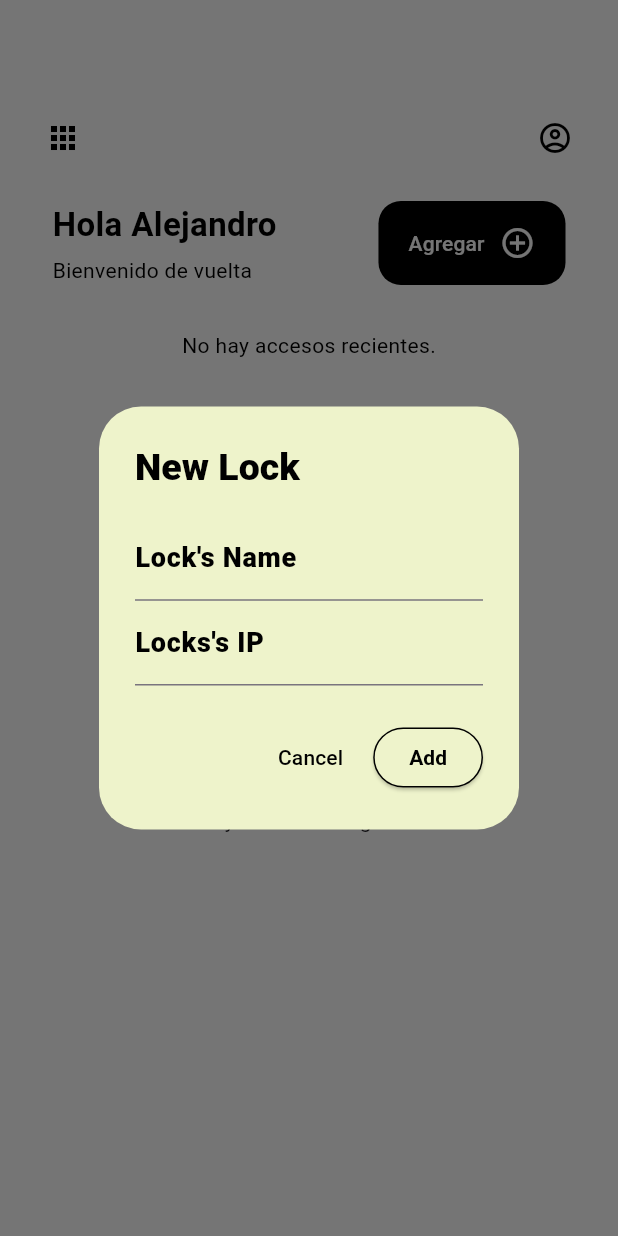
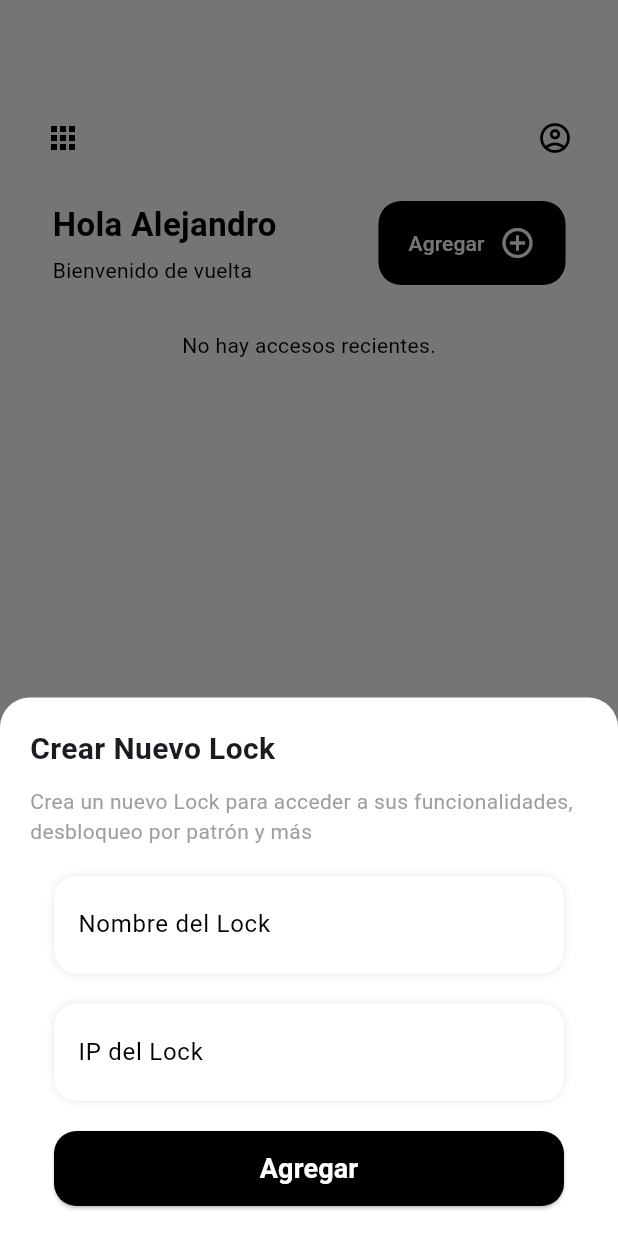
Before and after one commit to AlexGoodD/knocklock, a Flutter app: the HomeScreen screen opened directly, after a tap on "Agregar", on a phone screen of 412 x 824 dp. Run offline on Flutter 3.47's test engine with Material 3 defaults, Android fonts, the phone set to English and light mode, and no system bars; our stand-ins replace cloud_firestore, firebase_auth, firebase_core, firebase_database, rxdart, vibration; accounts and stored records are empty.

Commit message:
Modificación de modal agregar, hardcodeo para evitar auth

```diff
--- a/lib/core/colors.dart
+++ b/lib/core/colors.dart
@@ -22,17 +22,6 @@ class AppColors {
   static const Color trueConnectionColor = Color(0xFF00A500);
   static const Color falseConnectionColor = Color(0xFFA50003);
 
-  // Viejos colores
-  static const Color backgroundDetail = Color(0xFFEEF3CB);
-  static const Color primaryText = Color(0xFFEEF3CB);
-  static const Color secondaryText = Colors.black;
-  static const Color buttonBackground = Color(0xFFEEF3CB);
-  static const Color backgroundLockItem = Colors.black;
-  static const Color text1LockItem = Color(0xFFEEF3CB);
-  static const Color text2LockItem = Color(0xFF8A8A8A);
-  static const Color confirmTextButton = Colors.black;
-  static const Color confirmBackgroundButton = Color(0xFFEEF3CB);
-  static const Color cancelTextButton = Colors.black;
 }
 
 class AppTextStyles {
@@ -60,11 +49,4 @@ class AppTextStyles {
 
   static const TextStyle authButtonTextStyle = TextStyle(color: AppColors.backgroundHelperColor, fontFamily: 'Roboto', fontWeight: FontWeight.w600, fontSize: 18);
 
-
-  // Viejos estilos
-  static const TextStyle appBarTextStyle = TextStyle(color: AppColors.primaryText, fontFamily: 'Roboto', fontWeight: FontWeight.w900, fontSize: 27);
-  static const TextStyle appBarSecondaryTextStyle = TextStyle(color: AppColors.secondaryText, fontFamily: 'Roboto', fontWeight: FontWeight.w900, fontSize: 27);
-  static const TextStyle dialogTitleTextStyle = TextStyle(color: AppColors.secondaryText, fontFamily: 'Roboto', fontWeight: FontWeight.w900, fontSize: 25);
-  static const TextStyle dialogLabelTextStyle = TextStyle(color: AppColors.secondaryText, fontFamily: 'Roboto', fontWeight: FontWeight.w900, fontSize: 18);
-  static const TextStyle dialogInputTextStyle = TextStyle(color: AppColors.secondaryText, fontFamily: 'Roboto', fontWeight: FontWeight.w900, fontSize: 15);
 }
--- a/lib/core/imports.dart
+++ b/lib/core/imports.dart
@@ -45,9 +45,11 @@ export 'package:knocklock_flutter/services/firebase_auth_service.dart';
 //Widgets
 export 'package:knocklock_flutter/widgets/quick_access_modal.dart';
 export 'package:knocklock_flutter/widgets/bottom_bar.dart';
-export 'package:knocklock_flutter/widgets/input_auth.dart';
+export 'package:knocklock_flutter/widgets/add_new_lock_modal.dart';
 
-export 'package:knocklock_flutter/widgets/dialogs/create_dialog.dart';
+export 'package:knocklock_flutter/widgets/inputs/input_auth.dart';
+export 'package:knocklock_flutter/widgets/inputs/input_add_lock.dart';
+
 export 'package:knocklock_flutter/widgets/dialogs/token_dialog.dart';
 
 export 'package:knocklock_flutter/widgets/items/latest_log_access.dart';
@@ -73,12 +75,16 @@ export 'package:knocklock_flutter/navigation/main_navigator.dart';
 export 'package:knocklock_flutter/controllers/lock_controller.dart';
 
 // Utils
-export 'package:vibration/vibration.dart';
 export 'package:knocklock_flutter/utils/animations/animation_push_helper.dart';
 export 'package:knocklock_flutter/utils/decorations/circular_box_decoration.dart';
 export 'package:knocklock_flutter/utils/animations/animated_recording_icon.dart';
-export 'package:rxdart/rxdart.dart';
-export 'package:knocklock_flutter/utils/logs/status_log.dart';
+export 'package:knocklock_flutter/utils/animations/animated_auth_screen.dart';
+export 'package:knocklock_flutter/utils/animations/route_transition.dart';
+
 export 'package:knocklock_flutter/utils/helpers/time_utils.dart';
 export 'package:knocklock_flutter/utils/helpers/calcular_tiempo_bloqueo.dart';
-export 'package:knocklock_flutter/utils/animations/animated_auth_screen.dart';
+
+export 'package:rxdart/rxdart.dart';
+export 'package:vibration/vibration.dart';
+
+export 'package:knocklock_flutter/utils/logs/status_log.dart';
--- a/lib/main.dart
+++ b/lib/main.dart
@@ -4,7 +4,7 @@ Future<void> main() async {
   WidgetsFlutterBinding.ensureInitialized();
   await Firebase.initializeApp();
   runApp(MaterialApp(
-    home: const AuthWrapper(),
+    home: const MainNavigator(),
   ));
 }
 
@@ -23,7 +23,7 @@ class AuthWrapper extends StatelessWidget {
         } else if (snapshot.hasData) {
           return const MainNavigator();
         } else {
-          return const AuthScreen(); // 👈 Aquí el cambio clave
+          return const AuthScreen();
         }
       },
     );
--- a/lib/screens/home_screen.dart
+++ b/lib/screens/home_screen.dart
@@ -32,10 +32,12 @@ class _HomeScreenState extends State<HomeScreen> {
   }
 
   void showAddLockDialog() {
-    showDialog(
+    showModalBottomSheet(
       context: context,
+      isScrollControlled: true,
+      backgroundColor: Colors.transparent,
       builder: (context) {
-        return CreateDialog(
+        return AddNewLockModal(
           nameController: nameController,
           ipController: ipController,
           onAdd: addLock,
@@ -156,7 +158,7 @@ class _HomeScreenState extends State<HomeScreen> {
                             Text('Bienvenido de vuelta', style: TextStyle(color: AppColors.primaryColor, fontSize: 14)),
                           ],
                         ),
-                        ButtonAddLock(onPressed: showAddLockDialog),
+                        ButtonAddLock( onPressed: showAddLockDialog),
                       ],
                     ),
                   ),
--- a/lib/screens/settings/settings_screen.dart
+++ b/lib/screens/settings/settings_screen.dart
@@ -81,7 +81,7 @@ class _SettingsScreenState extends State<SettingsScreen> {
                   onPressed: () {
                     Navigator.push(
                       context,
-                      MaterialPageRoute(builder: (context) => const AboutScreen()),
+                      RouteTransitions.slideTransition(const AboutScreen()),
                     );
                   },
                 ),
--- /dev/null
+++ b/lib/utils/animations/route_transition.dart
@@ -0,0 +1,22 @@
+import 'package:flutter/material.dart';
+
+class RouteTransitions {
+  static PageRouteBuilder slideTransition(Widget page) {
+    return PageRouteBuilder(
+      pageBuilder: (context, animation, secondaryAnimation) => page,
+      transitionsBuilder: (context, animation, secondaryAnimation, child) {
+        const begin = Offset(1.0, 0.0);
+        const end = Offset.zero;
+        const curve = Curves.easeInOutCubic;
+
+        var tween = Tween(begin: begin, end: end).chain(CurveTween(curve: curve));
+        var offsetAnimation = animation.drive(tween);
+
+        return SlideTransition(
+          position: offsetAnimation,
+          child: child,
+        );
+      },
+    );
+  }
+}
--- /dev/null
+++ b/lib/widgets/add_new_lock_modal.dart
@@ -0,0 +1,85 @@
+import 'package:knocklock_flutter/core/imports.dart';
+
+class AddNewLockModal extends StatelessWidget {
+  final TextEditingController nameController;
+  final TextEditingController ipController;
+  final VoidCallback onAdd;
+
+  AddNewLockModal({
+    required this.nameController,
+    required this.ipController,
+    required this.onAdd,
+  });
+
+  @override
+  Widget build(BuildContext context) {
+    return LayoutBuilder(
+      builder: (context, constraints) {
+        return SingleChildScrollView(
+          child: Container(
+            padding: EdgeInsets.only(
+              left: 20.0,
+              right: 20.0,
+              top: 20.0,
+              bottom: MediaQuery.of(context).viewInsets.bottom + 20.0,
+            ),
+            decoration: const BoxDecoration(
+              color: Colors.white,
+              borderRadius: BorderRadius.vertical(top: Radius.circular(20)),
+            ),
+            child: SafeArea(
+              child: Column(
+                mainAxisSize: MainAxisSize.min,
+                children: [
+                  const Align(
+                    alignment: Alignment.centerLeft,
+                    child: Text(
+                      'Crear Nuevo Lock',
+                      style: TextStyle(
+                        fontSize: 20,
+                        fontWeight: FontWeight.bold,
+                      ),
+                    ),
+                  ),
+                  const SizedBox(height: 10),
+                  const Align(
+                    alignment: Alignment.centerLeft,
+                    child: Text(
+                      'Crea un nuevo Lock para acceder a sus funcionalidades, desbloqueo por patrón y más',
+                      style: TextStyle(
+                        fontSize: 14,
+                        color: Colors.grey,
+                      ),
+                    ),
+                  ),
+                  const SizedBox(height: 20),
+                  InputAddLock(controller: nameController, label: 'Nombre del Lock'),
+                  const SizedBox(height: 20),
+                  InputAddLock(controller: ipController, label: 'IP del Lock'),
+                  const SizedBox(height: 20),
+                  SizedBox(
+                    width: 340, // Ancho fijo
+                    height: 50, // Alto fijo
+                    child: ElevatedButton(
+                      onPressed: onAdd,
+                      style: ElevatedButton.styleFrom(
+                        backgroundColor: AppColors.primaryColor,
+                        shape: RoundedRectangleBorder(
+                          borderRadius: BorderRadius.circular(15),
+                        ),
+                      ),
+                      child: const Text(
+                        'Agregar',
+                        style: AppTextStyles.authButtonTextStyle,
+                      ),
+                    ),
+                  ),
+                ],
+              ),
+            ),
+          ),
+        );
+      },
+    );
+  }
+}
--- a/lib/widgets/dialogs/create_dialog.dart
+++ /dev/null
@@ -1,58 +0,0 @@
-import 'package:flutter/material.dart';
-import 'package:knocklock_flutter/core/colors.dart';
-
-class CreateDialog extends StatelessWidget {
-  final TextEditingController nameController;
-  final TextEditingController ipController;
-  final VoidCallback onAdd;
-
-  CreateDialog({
-    required this.nameController,
-    required this.ipController,
-    required this.onAdd,
-  });
-
-  @override
-  Widget build(BuildContext context) {
-    return AlertDialog(
-      backgroundColor: AppColors.backgroundDetail,
-      title: Text("New Lock", style: AppTextStyles.dialogTitleTextStyle,),
-      content: Column(
-        mainAxisSize: MainAxisSize.min,
-        children: [
-          TextField(
-            controller: nameController,
-            decoration: InputDecoration(labelText: "Lock's Name", hintText: "Ej. House", labelStyle: AppTextStyles.dialogLabelTextStyle),
-            style: AppTextStyles.dialogInputTextStyle,
-          ),
-          TextField(
-            controller: ipController,
-            decoration: InputDecoration(labelText: "Locks's IP", hintText: "Ej. 192.168.1.5", labelStyle: AppTextStyles.dialogLabelTextStyle),
-            style: AppTextStyles.dialogInputTextStyle,
-          ),
-        ],
-      ),
-      actions: [
-        TextButton(
-          onPressed: () {
-            Navigator.of(context).pop();
-          },
-          child: Text("Cancel"),
-          style: ElevatedButton.styleFrom(
-            foregroundColor: Colors.black // Color del texto del botón Add
-          ),
-        ),
-        ElevatedButton(
-          onPressed: onAdd,
-          style: ElevatedButton.styleFrom(
-            foregroundColor: AppColors.confirmTextButton,
-            backgroundColor: AppColors.confirmBackgroundButton,
-            textStyle: TextStyle(fontWeight: FontWeight.bold), // Negritas al texto
-            side: BorderSide(color: Colors.black), // Borde negro
-          ),
-          child: Text("Add"),
-        ),
-      ],
-    );
-  }
-}
--- /dev/null
+++ b/lib/widgets/inputs/input_add_lock.dart
@@ -0,0 +1,46 @@
+import 'package:flutter/material.dart';
+
+class InputAddLock extends StatelessWidget {
+  final TextEditingController controller;
+  final String label;
+  final bool obscureText;
+
+  const InputAddLock({
+    super.key,
+    required this.controller,
+    required this.label,
+    this.obscureText = false,
+  });
+
+  @override
+  Widget build(BuildContext context) {
+    return SizedBox(
+      width: 340,
+      height: 65,
+      child: Container(
+        decoration: BoxDecoration(
+          color: Colors.white,
+          borderRadius: BorderRadius.circular(15),
+          boxShadow: [
+            BoxShadow(
+              color: Colors.black.withOpacity(0.1),
+              blurRadius: 4,
+              offset: const Offset(0, 0),
+            ),
+          ],
+        ),
+        child: TextField(
+          controller: controller,
+          obscureText: obscureText,
+          decoration: InputDecoration(
+            labelText: label,
+            labelStyle: const TextStyle(color: Colors.black),
+            floatingLabelStyle: const TextStyle(color: Colors.black),
+            border: InputBorder.none,
+            contentPadding: const EdgeInsets.symmetric(horizontal: 16, vertical: 16),
+          ),
+        ),
+      ),
+    );
+  }
+}
```
Also changed, not shown: lib/widgets/inputs/input_auth.dart (renamed from lib/widgets/input_auth.dart).
